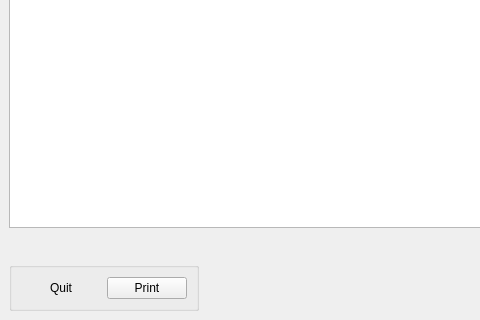
The window that src/HOMARDGUI/EditFile.ui (jschueller/homard) describes before a commit, drawn with Qt 5; both pictures show x 0 to 480 and y 581 to 901 of the 675 by 901 pixel window.
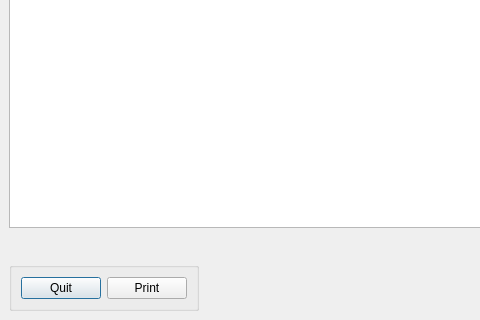
The same window after the commit.

```diff
--- a/src/HOMARDGUI/EditFile.ui
+++ b/src/HOMARDGUI/EditFile.ui
@@ -56,14 +56,14 @@
         <property name="text" >
          <string>Quit</string>
         </property>
-        <property name="autoDefault" >
-         <bool>true</bool>
+        <property name="autoDefault">
+         <bool>false</bool>
         </property>
         <property name="default" >
          <bool>true</bool>
         </property>
-        <property name="flat" >
-         <bool>true</bool>
+        <property name="flat">
+         <bool>false</bool>
         </property>
        </widget>
       </item>
```
Left out of the diff: 70 changed lines with no effect on the pictures.
